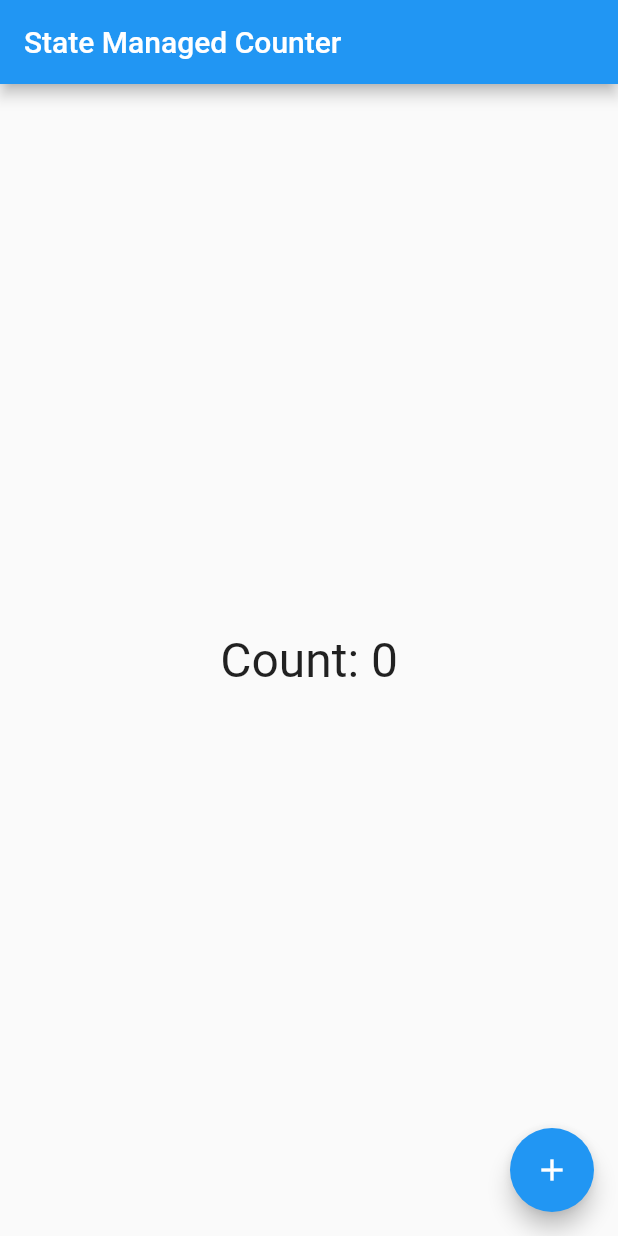
After one commit to andrekubotsu/flutter-state-management-1, a Flutter app: the screen it shows after launch, on a phone screen of 412 x 824 dp. The commit adds this screen. Run offline on Flutter 3.47's test engine with Material 2 defaults, Android fonts, the phone set to English and light mode, and no system bars.

Commit message:
controller counter app

```diff
--- a/lib/home/home_page.dart
+++ b/lib/home/home_page.dart
@@ -1,5 +1,6 @@
 import 'package:flutter/material.dart';
 import 'package:gerencia_estado/home/home_count_controller.dart';
+import 'package:gerencia_estado/stateBuilder.dart';
 
 class HomePage extends StatefulWidget {
   HomePage({Key? key}) : super(key: key);
@@ -12,26 +13,26 @@ class _HomePageState extends State<HomePage> {
   final controller = HomeCountController();
 
   @override
-  void initState() {
-    controller.listen((_) => setState(() {}));
-    super.initState();
-  }
-
-  @override
   Widget build(BuildContext context) {
     return Scaffold(
       appBar: AppBar(
         title: Text("State Managed Counter"),
       ),
-      body: Column(
-        mainAxisAlignment: MainAxisAlignment.center,
-        children: [
-          Center(
+      body: StateBuilder<int>(
+        controller: controller,
+        builder: (_, state) => Column(
+          mainAxisAlignment: MainAxisAlignment.center,
+          children: [
+            Center(
               child: Text(
-            "Count: ${controller.state}",
-            style: TextStyle(fontSize: 32),
-          ))
-        ],
+                "Count: ${controller.state}",
+                style: TextStyle(
+                  fontSize: 32,
+                ),
+              ),
+            )
+          ],
+        ),
       ),
       floatingActionButton: FloatingActionButton(
         onPressed: controller.increment,
--- /dev/null
+++ b/lib/stateBuilder.dart
@@ -0,0 +1,30 @@
+import 'package:flutter/material.dart';
+import 'package:gerencia_estado/controller.dart';
+
+class StateBuilder<T> extends StatefulWidget {
+  // calback function
+  final Widget Function(BuildContext, T state) builder;
+  final Controller<T> controller;
+
+  StateBuilder({Key? key, required this.builder, required this.controller})
+      : super(key: key);
+
+  @override
+  _StateBuilderState<T> createState() => _StateBuilderState<T>();
+}
+
+class _StateBuilderState<T> extends State<StateBuilder<T>> {
+  @override
+  void initState() {
+    widget.controller.listen((_) => setState(() {}));
+    super.initState();
+  }
+
+  @override
+  Widget build(BuildContext context) {
+    // o contexto não necessariamente trabalha com relação à atualização,
+    // o contexto serve para puxar informações
+    // o setState será chamado pela callBack
+    return widget.builder(context, widget.controller.state);
+  }
+}
```
